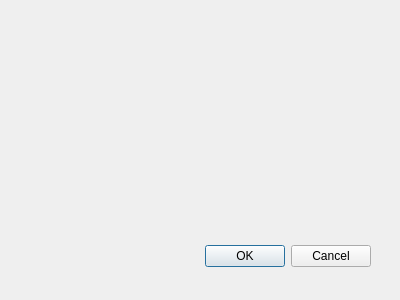
ivanlonel/qgis-pipeline_planner, file pipeline_planner_dialog_base.ui: the form before one commit.
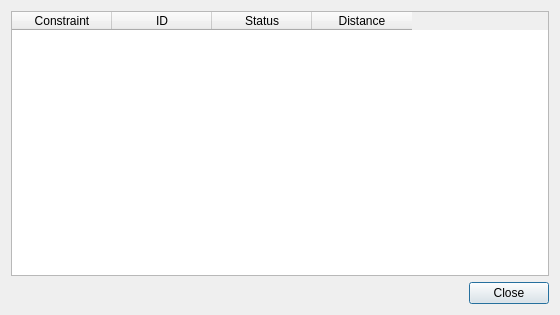
The form after the commit.

Commit message: Edit dialog in QT Designer

```diff
--- a/pipeline_planner_dialog_base.ui
+++ b/pipeline_planner_dialog_base.ui
@@ -1,33 +1,73 @@
 <ui version="4.0" >
  <class>PipelinePlannerDialogBase</class>
- <widget class="QDialog" name="PipelinePlannerDialogBase" >
-  <property name="geometry" >
+ <widget class="QDialog" name="PipelinePlannerDialogBase">
+  <property name="geometry">
    <rect>
     <x>0</x>
     <y>0</y>
-    <width>400</width>
-    <height>300</height>
+    <width>560</width>
+    <height>315</height>
    </rect>
   </property>
   <property name="windowTitle" >
    <string>Pipeline Planner</string>
   </property>
-  <widget class="QDialogButtonBox" name="button_box" >
-   <property name="geometry" >
-    <rect>
-     <x>30</x>
-     <y>240</y>
-     <width>341</width>
-     <height>32</height>
-    </rect>
-   </property>
-   <property name="orientation" >
-    <enum>Qt::Horizontal</enum>
-   </property>
-   <property name="standardButtons" >
-    <set>QDialogButtonBox::Cancel|QDialogButtonBox::Ok</set>
-   </property>
-  </widget>
+  <layout class="QVBoxLayout" name="verticalLayout">
+   <item>
+    <widget class="QTableWidget" name="tbl_impacts">
+     <property name="alternatingRowColors">
+      <bool>true</bool>
+     </property>
+     <property name="sortingEnabled">
+      <bool>true</bool>
+     </property>
+     <column>
+      <property name="text">
+       <string>Constraint</string>
+      </property>
+     </column>
+     <column>
+      <property name="text">
+       <string>ID</string>
+      </property>
+     </column>
+     <column>
+      <property name="text">
+       <string>Status</string>
+      </property>
+     </column>
+     <column>
+      <property name="text">
+       <string>Distance</string>
+      </property>
+     </column>
+    </widget>
+   </item>
+   <item>
+    <layout class="QHBoxLayout" name="horizontalLayout">
+     <item>
+      <spacer name="horizontalSpacer">
+       <property name="orientation">
+        <enum>Qt::Horizontal</enum>
+       </property>
+       <property name="sizeHint" stdset="0">
+        <size>
+         <width>40</width>
+         <height>20</height>
+        </size>
+       </property>
+      </spacer>
+     </item>
+     <item>
+      <widget class="QPushButton" name="btn_close">
+       <property name="text">
+        <string>Close</string>
+       </property>
+      </widget>
+     </item>
+    </layout>
+   </item>
+  </layout>
  </widget>
  <resources/>
  <connections>
```
Left out of the diff: 37 changed lines with no effect on the pictures.
